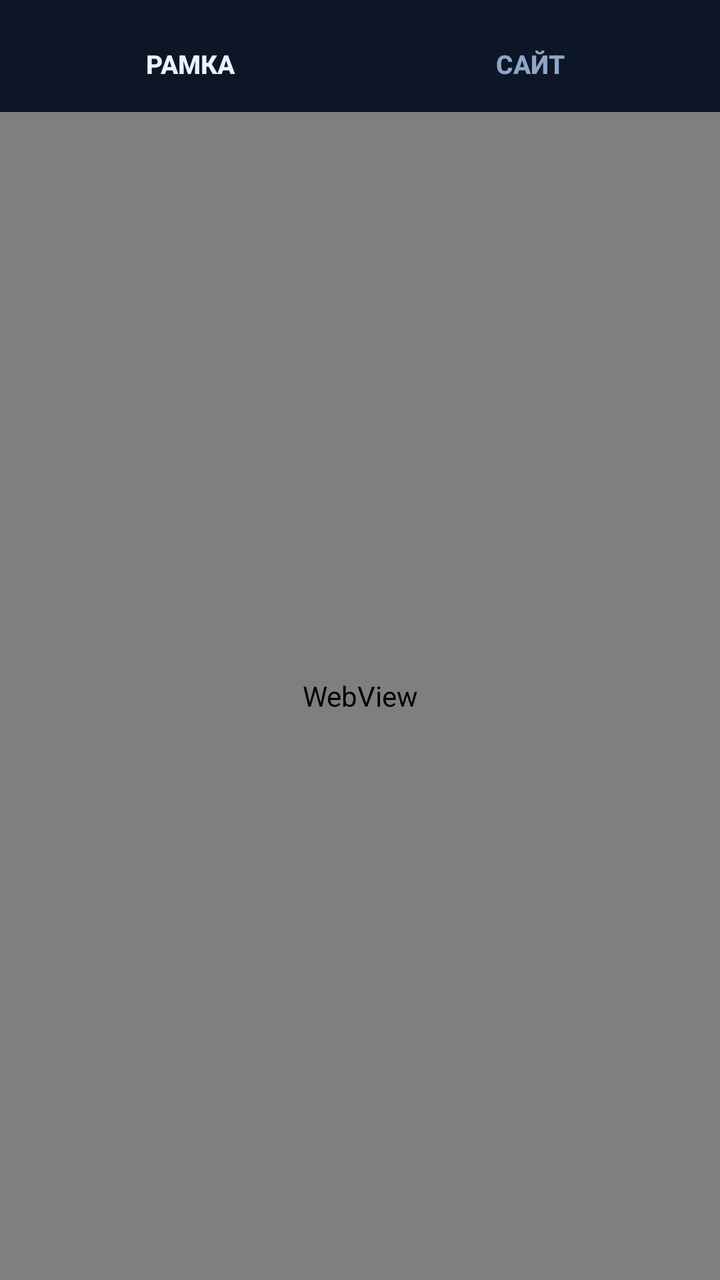
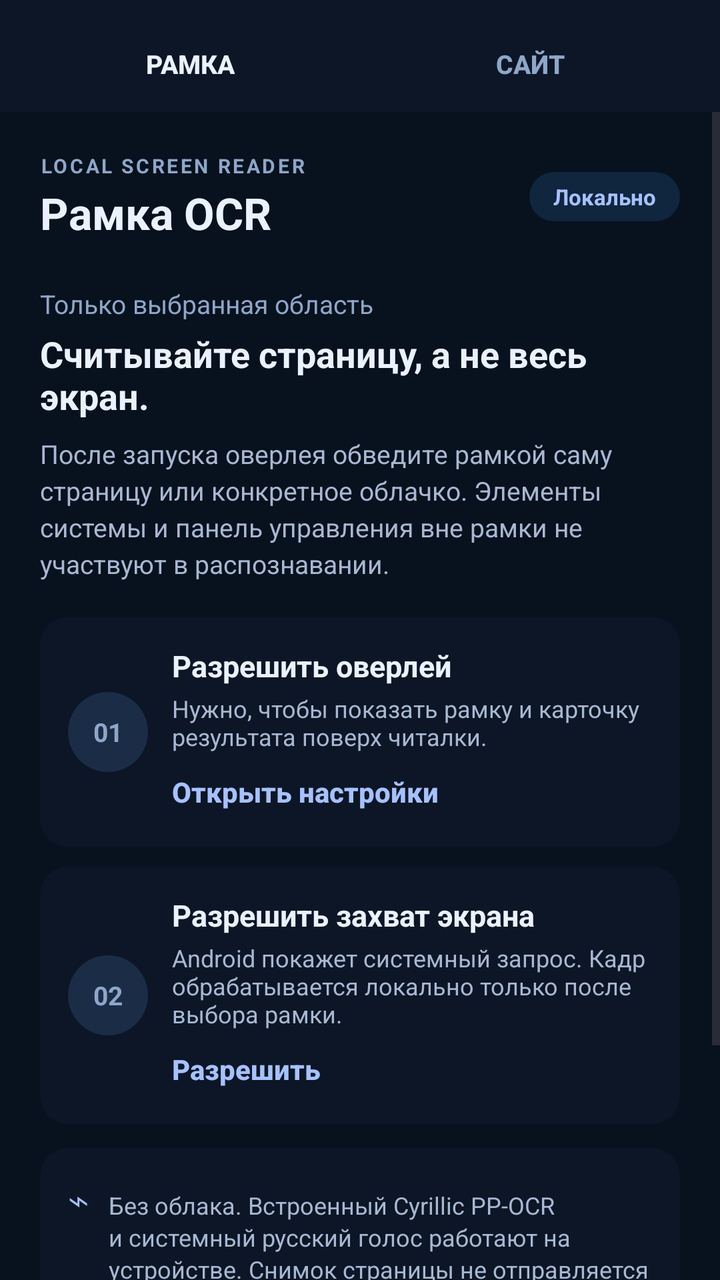

The first picture is an Android layout as it rendered before a commit; the second is the same layout after the commit. The layout source and the unified diff follow.
<!-- AndroidManifest.xml: activity theme Theme.OverlayTranslator -->
<!-- res/layout/activity_main.xml -->
<?xml version="1.0" encoding="utf-8"?>
<LinearLayout xmlns:android="http://schemas.android.com/apk/res/android"
    android:layout_width="match_parent"
    android:layout_height="match_parent"
    android:orientation="vertical"
    android:background="#08111E">

    <LinearLayout
        android:id="@+id/tabBar"
        android:layout_width="match_parent"
        android:layout_height="wrap_content"
        android:orientation="horizontal"
        android:paddingHorizontal="10dp"
        android:paddingTop="8dp"
        android:background="#0C1626">

        <Button
            android:id="@+id/tabFrame"
            style="@style/Widget.AppCompat.Button.Borderless"
            android:layout_width="0dp"
            android:layout_height="wrap_content"
            android:layout_weight="1"
            android:background="?android:attr/selectableItemBackground"
            android:text="Рамка"
            android:textColor="#EAF2FF"
            android:textSize="13sp"
            android:textStyle="bold" />

        <Button
            android:id="@+id/tabSite"
            style="@style/Widget.AppCompat.Button.Borderless"
            android:layout_width="0dp"
            android:layout_height="wrap_content"
            android:layout_weight="1"
            android:background="?android:attr/selectableItemBackground"
            android:text="Сайт"
            android:textColor="#8EA6C8"
            android:textSize="13sp"
            android:textStyle="bold" />
    </LinearLayout>

    <FrameLayout
        android:id="@+id/screenFrame"
        android:layout_width="match_parent"
        android:layout_height="0dp"
        android:layout_weight="1">

        <WebView
            android:id="@+id/tsxWeb"
            android:layout_width="match_parent"
            android:layout_height="match_parent" />

        <LinearLayout
            android:id="@+id/tsxFallback"
            android:layout_width="match_parent"
            android:layout_height="match_parent"
            android:gravity="center"
            android:orientation="vertical"
            android:padding="32dp"
            android:visibility="gone">

            <TextView
                android:layout_width="wrap_content"
                android:layout_height="wrap_content"
                android:gravity="center"
                android:text="Не удалось загрузить локальный интерфейс"
                android:textColor="#EAF2FF"
                android:textSize="17sp"
                android:textStyle="bold" />

            <TextView
                android:layout_width="wrap_content"
                android:layout_height="wrap_content"
                android:layout_marginTop="10dp"
                android:gravity="center"
                android:letterSpacing="0.02"
                android:text="Встроенный TSX-интерфейс не запустился. Нажмите «Повторить» или переустановите APK."
                android:textColor="#A8B8D2"
                android:textSize="13sp" />

            <Button
                android:id="@+id/tsxRetry"
                android:layout_width="wrap_content"
                android:layout_height="wrap_content"
                android:layout_marginTop="22dp"
                android:backgroundTint="#A6C1FF"
                android:minHeight="0dp"
                android:minWidth="0dp"
                android:paddingHorizontal="26dp"
                android:paddingVertical="12dp"
                android:text="Повторить"
                android:textColor="#06172B"
                android:textSize="14sp"
                android:textStyle="bold" />
        </LinearLayout>
    </FrameLayout>

    <LinearLayout
        android:id="@+id/screenSite"
        android:layout_width="match_parent"
        android:layout_height="0dp"
        android:layout_weight="1"
        android:orientation="vertical"
        android:visibility="gone">

        <LinearLayout
            android:layout_width="match_parent"
            android:layout_height="wrap_content"
            android:orientation="horizontal"
            android:padding="8dp"
            android:background="#0C1626">

            <EditText
                android:id="@+id/urlField"
                android:layout_width="0dp"
                android:layout_height="wrap_content"
                android:layout_weight="1"
                android:inputType="textUri"
                android:hint="https://… или поисковый запрос"
                android:textColorHint="#5E759B"
                android:textColor="#EAF2FF"
                android:background="@android:drawable/editbox_background"
                android:imeOptions="actionGo"
                android:singleLine="true"
                android:autofillHints="url" />

            <Button
                android:id="@+id/goBtn"
                android:layout_width="wrap_content"
                android:layout_height="wrap_content"
                android:layout_marginStart="8dp"
                android:minHeight="0dp"
                android:minWidth="0dp"
                android:paddingHorizontal="14dp"
                android:text="Открыть"
                android:textColor="#06172B"
                android:textSize="12sp"
                android:textStyle="bold"
                android:backgroundTint="#A6C1FF" />
        </LinearLayout>

        <WebView
            android:id="@+id/siteWeb"
            android:layout_width="match_parent"
            android:layout_height="match_parent" />
    </LinearLayout>
</LinearLayout>
<!-- resources referenced by this layout -->
<resources>
  <style name="Theme.OverlayTranslator" parent="Theme.Material3.DayNight.NoActionBar">
          <item name="colorPrimary">#5B8DEF</item>
          <item name="android:statusBarColor">#0B1220</item>
          <item name="android:navigationBarColor">#0B1220</item>
      </style>
</resources>

<!-- the commit's change to res/layout/activity_main.xml (unified diff, before → after) -->
@@ -45,54 +45,14 @@
         android:layout_height="0dp"
         android:layout_weight="1">
 
-        <WebView
-            android:id="@+id/tsxWeb"
-            android:layout_width="match_parent"
-            android:layout_height="match_parent" />
-
-        <LinearLayout
-            android:id="@+id/tsxFallback"
+        <ScrollView
+            android:id="@+id/nativeFrame"
             android:layout_width="match_parent"
             android:layout_height="match_parent"
-            android:gravity="center"
-            android:orientation="vertical"
-            android:padding="32dp"
-            android:visibility="gone">
-
-            <TextView
-                android:layout_width="wrap_content"
-                android:layout_height="wrap_content"
-                android:gravity="center"
-                android:text="Не удалось загрузить локальный интерфейс"
-                android:textColor="#EAF2FF"
-                android:textSize="17sp"
-                android:textStyle="bold" />
-
-            <TextView
-                android:layout_width="wrap_content"
-                android:layout_height="wrap_content"
-                android:layout_marginTop="10dp"
-                android:gravity="center"
-                android:letterSpacing="0.02"
-                android:text="Встроенный TSX-интерфейс не запустился. Нажмите «Повторить» или переустановите APK."
-                android:textColor="#A8B8D2"
-                android:textSize="13sp" />
-
-            <Button
-                android:id="@+id/tsxRetry"
-                android:layout_width="wrap_content"
-                android:layout_height="wrap_content"
-                android:layout_marginTop="22dp"
-                android:backgroundTint="#A6C1FF"
-                android:minHeight="0dp"
-                android:minWidth="0dp"
-                android:paddingHorizontal="26dp"
-                android:paddingVertical="12dp"
-                android:text="Повторить"
-                android:textColor="#06172B"
-                android:textSize="14sp"
-                android:textStyle="bold" />
-        </LinearLayout>
+            android:fillViewport="true">
+
+            <include layout="@layout/tab_frame_native" />
+        </ScrollView>
     </FrameLayout>
 
     <LinearLayout
@@ -145,3 +105,268 @@
             android:layout_height="match_parent" />
     </LinearLayout>
 </LinearLayout>
+<!-- res/layout/tab_frame_native.xml (included above) -->
+<?xml version="1.0" encoding="utf-8"?>
+<LinearLayout xmlns:android="http://schemas.android.com/apk/res/android"
+    android:layout_width="match_parent"
+    android:layout_height="wrap_content"
+    android:orientation="vertical"
+    android:padding="20dp">
+
+    <LinearLayout
+        android:layout_width="match_parent"
+        android:layout_height="wrap_content"
+        android:gravity="center_vertical"
+        android:orientation="horizontal">
+
+        <LinearLayout
+            android:layout_width="0dp"
+            android:layout_height="wrap_content"
+            android:layout_weight="1"
+            android:orientation="vertical">
+
+            <TextView
+                android:layout_width="wrap_content"
+                android:layout_height="wrap_content"
+                android:letterSpacing="0.12"
+                android:text="LOCAL SCREEN READER"
+                android:textColor="#8EA6C8"
+                android:textSize="10sp"
+                android:textStyle="bold" />
+
+            <TextView
+                android:layout_width="wrap_content"
+                android:layout_height="wrap_content"
+                android:layout_marginTop="2dp"
+                android:text="Рамка OCR"
+                android:textColor="#EAF2FF"
+                android:textSize="22sp"
+                android:textStyle="bold" />
+        </LinearLayout>
+
+        <TextView
+            android:layout_width="wrap_content"
+            android:layout_height="wrap_content"
+            android:background="@drawable/bg_pill"
+            android:paddingHorizontal="12dp"
+            android:paddingVertical="5dp"
+            android:text="Локально"
+            android:textColor="#A6C1FF"
+            android:textSize="11sp"
+            android:textStyle="bold" />
+    </LinearLayout>
+
+    <TextView
+        android:layout_width="match_parent"
+        android:layout_height="wrap_content"
+        android:layout_marginTop="22dp"
+        android:text="Только выбранная область"
+        android:textColor="#8EA6C8"
+        android:textSize="13sp" />
+
+    <TextView
+        android:layout_width="match_parent"
+        android:layout_height="wrap_content"
+        android:layout_marginTop="4dp"
+        android:text="Считывайте страницу, а не весь экран."
+        android:textColor="#EAF2FF"
+        android:textSize="18sp"
+        android:textStyle="bold" />
+
+    <TextView
+        android:layout_width="match_parent"
+        android:layout_height="wrap_content"
+        android:layout_marginTop="8dp"
+        android:lineSpacingExtra="3dp"
+        android:text="После запуска оверлея обведите рамкой саму страницу или конкретное облачко. Элементы системы и панель управления вне рамки не участвуют в распознавании."
+        android:textColor="#A8B8D2"
+        android:textSize="13sp" />
+
+    <LinearLayout
+        android:layout_width="match_parent"
+        android:layout_height="wrap_content"
+        android:layout_marginTop="18dp"
+        android:background="@drawable/bg_card"
+        android:gravity="center_vertical"
+        android:orientation="horizontal"
+        android:padding="14dp">
+
+        <TextView
+            android:id="@+id/stepOverlayNum"
+            android:layout_width="40dp"
+            android:layout_height="40dp"
+            android:background="@drawable/bg_circle"
+            android:gravity="center"
+            android:text="01"
+            android:textColor="#8EA6C8"
+            android:textSize="13sp"
+            android:textStyle="bold" />
+
+        <LinearLayout
+            android:layout_width="0dp"
+            android:layout_height="wrap_content"
+            android:layout_marginStart="12dp"
+            android:layout_weight="1"
+            android:orientation="vertical">
+
+            <TextView
+                android:id="@+id/stepOverlayTitle"
+                android:layout_width="match_parent"
+                android:layout_height="wrap_content"
+                android:text="Разрешить оверлей"
+                android:textColor="#EAF2FF"
+                android:textSize="15sp"
+                android:textStyle="bold" />
+
+            <TextView
+                android:layout_width="match_parent"
+                android:layout_height="wrap_content"
+                android:layout_marginTop="3dp"
+                android:text="Нужно, чтобы показать рамку и карточку результата поверх читалки."
+                android:textColor="#A8B8D2"
+                android:textSize="12sp" />
+
+            <Button
+                android:id="@+id/btnOverlayStep"
+                style="@style/Widget.AppCompat.Button.Borderless"
+                android:layout_width="match_parent"
+                android:layout_height="wrap_content"
+                android:layout_marginTop="6dp"
+                android:gravity="start"
+                android:minHeight="0dp"
+                android:minWidth="0dp"
+                android:padding="0dp"
+                android:text="Открыть настройки"
+                android:textAllCaps="false"
+                android:textColor="#A6C1FF"
+                android:textSize="14sp"
+                android:textStyle="bold" />
+        </LinearLayout>
+    </LinearLayout>
+
+    <LinearLayout
+        android:layout_width="match_parent"
+        android:layout_height="wrap_content"
+        android:layout_marginTop="10dp"
+        android:background="@drawable/bg_card"
+        android:gravity="center_vertical"
+        android:orientation="horizontal"
+        android:padding="14dp">
+
+        <TextView
+            android:id="@+id/stepCaptureNum"
+            android:layout_width="40dp"
+            android:layout_height="40dp"
+            android:background="@drawable/bg_circle"
+            android:gravity="center"
+            android:text="02"
+            android:textColor="#8EA6C8"
+            android:textSize="13sp"
+            android:textStyle="bold" />
+
+        <LinearLayout
+            android:layout_width="0dp"
+            android:layout_height="wrap_content"
+            android:layout_marginStart="12dp"
+            android:layout_weight="1"
+            android:orientation="vertical">
+
+            <TextView
+                android:id="@+id/stepCaptureTitle"
+                android:layout_width="match_parent"
+                android:layout_height="wrap_content"
+                android:text="Разрешить захват экрана"
+                android:textColor="#EAF2FF"
+                android:textSize="15sp"
+                android:textStyle="bold" />
+
+            <TextView
+                android:layout_width="match_parent"
+                android:layout_height="wrap_content"
+                android:layout_marginTop="3dp"
+                android:text="Android покажет системный запрос. Кадр обрабатывается локально только после выбора рамки."
+                android:textColor="#A8B8D2"
+                android:textSize="12sp" />
+
+            <Button
+                android:id="@+id/btnCaptureStep"
+                style="@style/Widget.AppCompat.Button.Borderless"
+                android:layout_width="match_parent"
+                android:layout_height="wrap_content"
+                android:layout_marginTop="6dp"
+                android:gravity="start"
+                android:minHeight="0dp"
+                android:minWidth="0dp"
+                android:padding="0dp"
+                android:text="Разрешить"
+                android:textAllCaps="false"
+                android:textColor="#A6C1FF"
+                android:textSize="14sp"
+                android:textStyle="bold" />
+        </LinearLayout>
+    </LinearLayout>
+
+    <LinearLayout
+        android:layout_width="match_parent"
+        android:layout_height="wrap_content"
+        android:layout_marginTop="12dp"
+        android:background="@drawable/bg_card"
+        android:gravity="top"
+        android:orientation="horizontal"
+        android:padding="14dp">
+
+        <TextView
+            android:layout_width="wrap_content"
+            android:layout_height="wrap_content"
+            android:text="⌁"
+            android:textColor="#A6C1FF"
+            android:textSize="18sp" />
+
+        <TextView
+            android:layout_width="0dp"
+            android:layout_height="wrap_content"
+            android:layout_marginStart="10dp"
+            android:layout_weight="1"
+            android:lineSpacingExtra="2dp"
+            android:text="Без облака. Встроенный Cyrillic PP‑OCR и системный русский голос работают на устройстве. Снимок страницы не отправляется на сервер."
+            android:textColor="#A8B8D2"
+            android:textSize="12sp" />
+    </LinearLayout>
+
+    <Button
+        android:id="@+id/btnStart"
+        android:layout_width="match_parent"
+        android:layout_height="54dp"
+        android:layout_marginTop="16dp"
+        android:backgroundTint="#22C55E"
+        android:minHeight="0dp"
+        android:minWidth="0dp"
+        android:text="Запустить оверлей"
+        android:textAllCaps="false"
+        android:textColor="#06172B"
+        android:textSize="15sp"
+        android:textStyle="bold" />
+
+    <LinearLayout
+        android:layout_width="match_parent"
+        android:layout_height="wrap_content"
+        android:layout_marginTop="14dp"
+        android:gravity="center_vertical"
+        android:orientation="horizontal">
+
+        <View
+            android:id="@+id/footerDot"
+            android:layout_width="8dp"
+            android:layout_height="8dp"
+            android:background="@drawable/bg_dot" />
+
+        <TextView
+            android:id="@+id/footerText"
+            android:layout_width="wrap_content"
+            android:layout_height="wrap_content"
+            android:layout_marginStart="8dp"
+            android:text="Сначала выдайте два разрешения."
+            android:textColor="#94A3B8"
+            android:textSize="12sp" />
+    </LinearLayout>
+</LinearLayout>
<!-- resource entries referenced after the edit -->
@@ -1,5 +1,27 @@
 <!-- resources referenced by this layout -->
 <resources>
+  <!-- drawable bg_card (drawable) -->
+  <?xml version="1.0" encoding="utf-8"?>
+  <shape xmlns:android="http://schemas.android.com/apk/res/android" android:shape="rectangle">
+      <solid android:color="#0C1626" />
+      <corners android:radius="14dp" />
+  </shape>
+  <!-- drawable bg_circle (drawable) -->
+  <?xml version="1.0" encoding="utf-8"?>
+  <shape xmlns:android="http://schemas.android.com/apk/res/android" android:shape="oval">
+      <solid android:color="#1B2C47" />
+  </shape>
+  <!-- drawable bg_dot (drawable) -->
+  <?xml version="1.0" encoding="utf-8"?>
+  <shape xmlns:android="http://schemas.android.com/apk/res/android" android:shape="oval">
+      <solid android:color="#22C55E" />
+  </shape>
+  <!-- drawable bg_pill (drawable) -->
+  <?xml version="1.0" encoding="utf-8"?>
+  <shape xmlns:android="http://schemas.android.com/apk/res/android" android:shape="rectangle">
+      <solid android:color="#10253E" />
+      <corners android:radius="999dp" />
+  </shape>
   <style name="Theme.OverlayTranslator" parent="Theme.Material3.DayNight.NoActionBar">
           <item name="colorPrimary">#5B8DEF</item>
           <item name="android:statusBarColor">#0B1220</item>
